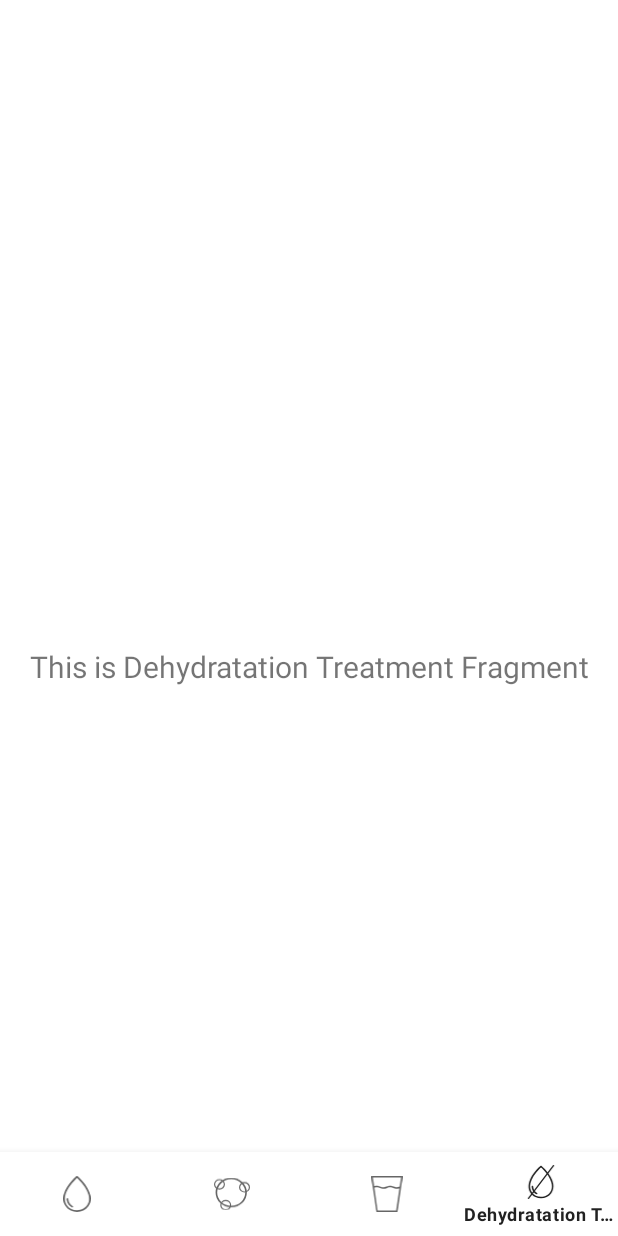
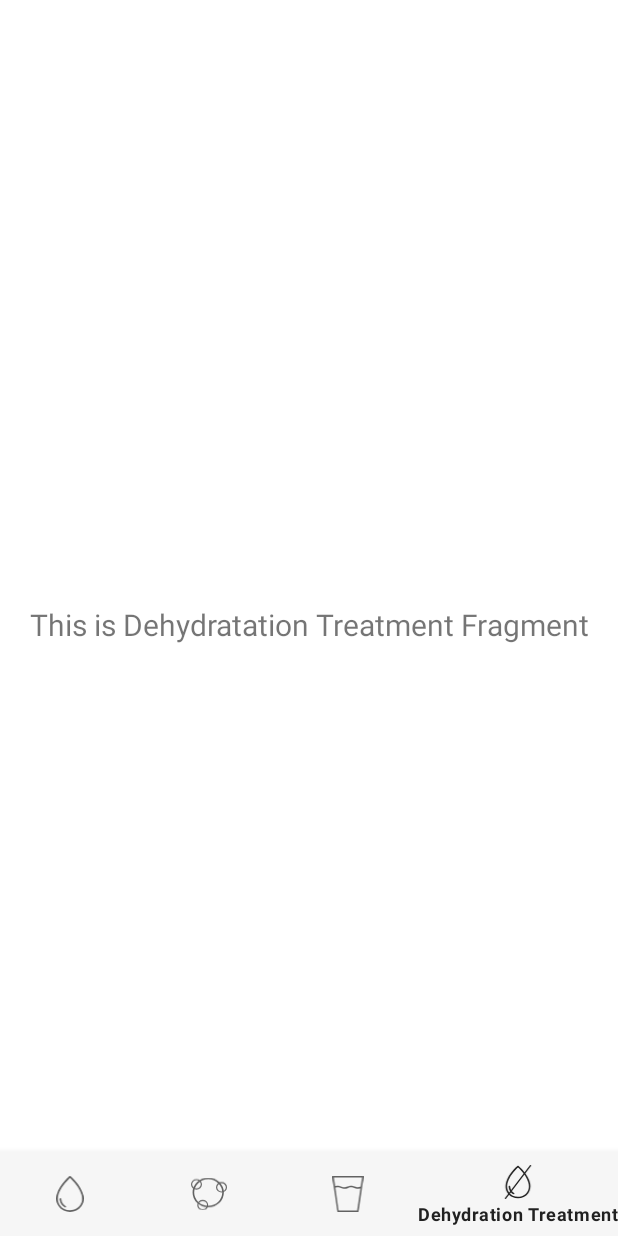
Before and after one commit to FentuS8/waterMate, an Android app: the DehydrationTreatmentFragment screen opened through its navigation route, on a phone screen of 412 x 824 dp. Run offline under Robolectric (Android 15) with nearby library versions, the phone set to English and light mode, and no system bars; our stand-ins replace navigation-ui.

Commit message:
тулбара больше нет

```diff
--- a/app/src/main/java/com/example/watermate/FunctionalActivity.kt
+++ b/app/src/main/java/com/example/watermate/FunctionalActivity.kt
@@ -2,6 +2,8 @@ package com.example.watermate
 
 import android.os.Bundle
 import android.view.View
+import android.view.Window
+import android.widget.TextView
 import com.google.android.material.bottomnavigation.BottomNavigationView
 import androidx.appcompat.app.AppCompatActivity
 import androidx.navigation.findNavController
@@ -10,6 +12,7 @@ import androidx.navigation.ui.setupActionBarWithNavController
 import androidx.navigation.ui.setupWithNavController
 import com.example.watermate.databinding.ActivityFunctionalBinding
 
+@Suppress("DEPRECATION")
 class FunctionalActivity : AppCompatActivity() {
 
     private lateinit var binding: ActivityFunctionalBinding
@@ -17,27 +20,29 @@ class FunctionalActivity : AppCompatActivity() {
     override fun onCreate(savedInstanceState: Bundle?) {
         super.onCreate(savedInstanceState)
 
-        binding = ActivityFunctionalBinding.inflate(layoutInflater)
-        setContentView(binding.root)
-
-        val navView: BottomNavigationView = binding.navView
-
-        val navController = findNavController(R.id.nav_host_fragment_activity_functional)
-        // Passing each menu ID as a set of Ids because each
-        // menu should be considered as top level destinations.
-        val appBarConfiguration = AppBarConfiguration(
-            setOf(
-                R.id.navigation_dehydratation, R.id.navigation_electrolites, R.id.navigation_water, R.id.navigation_dehydratation_treatment
-            )
-        )
-        setupActionBarWithNavController(navController, appBarConfiguration)
-        navView.setupWithNavController(navController)
-
-        supportActionBar?.setDisplayShowTitleEnabled(false)
+        window.requestFeature(Window.FEATURE_NO_TITLE)
 
         window.decorView.systemUiVisibility =
             View.SYSTEM_UI_FLAG_FULLSCREEN or
                     View.SYSTEM_UI_FLAG_LAYOUT_FULLSCREEN or
                     View.SYSTEM_UI_FLAG_LAYOUT_STABLE
+
+        supportActionBar?.hide()
+
+        binding = ActivityFunctionalBinding.inflate(layoutInflater)
+        setContentView(binding.root)
+        supportActionBar?.setDisplayShowTitleEnabled(false)
+
+        val navView: BottomNavigationView = binding.navView
+
+        val navController = findNavController(R.id.nav_host_fragment_activity_functional)
+        val appBarConfiguration = AppBarConfiguration(
+            setOf(
+                R.id.navigation_dehydration, R.id.navigation_electrolites,
+                R.id.navigation_water, R.id.navigation_dehydration_treatment
+            )
+        )
+        setupActionBarWithNavController(navController, appBarConfiguration)
+        navView.setupWithNavController(navController)
     }
 }
--- a/app/src/main/java/com/example/watermate/custom_utils/CustomArrayAdapter.kt
+++ b/app/src/main/java/com/example/watermate/custom_utils/CustomArrayAdapter.kt
@@ -47,7 +47,7 @@ class CustomArrayAdapter(context: Context, resource: Int, objects: Array<String>
 
         if (position == 0) {
             textView.setTypeface(null, Typeface.NORMAL)
-            textView.setPadding(30,0,0,0)
+            textView.setPadding(30,0,0,20)
         } else {
             textView.setTypeface(null, Typeface.NORMAL)
         }
--- a/app/src/main/java/com/example/watermate/ui/dehydratation/DehydratationFragment.kt
+++ /dev/null
@@ -1,42 +0,0 @@
-package com.example.watermate.ui.dehydratation
-
-import android.os.Bundle
-import android.view.LayoutInflater
-import android.view.View
-import android.view.ViewGroup
-import android.widget.TextView
-import androidx.fragment.app.Fragment
-import androidx.lifecycle.ViewModelProvider
-import com.example.watermate.databinding.FragmentDehydratationBinding
-
-class DehydratationFragment : Fragment() {
-
-    private var _binding: FragmentDehydratationBinding? = null
-
-    // This property is only valid between onCreateView and
-    // onDestroyView.
-    private val binding get() = _binding!!
-
-    override fun onCreateView(
-        inflater: LayoutInflater,
-        container: ViewGroup?,
-        savedInstanceState: Bundle?
-    ): View {
-        val dehydratationViewModel =
-            ViewModelProvider(this).get(DehydratationViewModel::class.java)
-
-        _binding = FragmentDehydratationBinding.inflate(inflater, container, false)
-        val root: View = binding.root
-
-        val textView: TextView = binding.textDehydratation
-        dehydratationViewModel.text.observe(viewLifecycleOwner) {
-            textView.text = it
-        }
-        return root
-    }
-
-    override fun onDestroyView() {
-        super.onDestroyView()
-        _binding = null
-    }
-}
--- /dev/null
+++ b/app/src/main/java/com/example/watermate/ui/dehydration/DehydrationFragment.kt
@@ -0,0 +1,36 @@
+package com.example.watermate.ui.dehydration
+
+import android.os.Bundle
+import android.view.LayoutInflater
+import android.view.View
+import android.view.ViewGroup
+import android.widget.TextView
+import androidx.fragment.app.Fragment
+import androidx.lifecycle.ViewModelProvider
+import com.example.watermate.databinding.FragmentDehydrationBinding
+
+class DehydrationFragment : Fragment() {
+
+    private var _binding: FragmentDehydrationBinding? = null
+    private val binding get() = _binding!!
+
+    override fun onCreateView(
+        inflater: LayoutInflater,
+        container: ViewGroup?,
+        savedInstanceState: Bundle?
+    ): View {
+        val dehydratationViewModel =
+            ViewModelProvider(this).get(DehydrationViewModel::class.java)
+
+        _binding = FragmentDehydrationBinding.inflate(inflater, container, false)
+        val root: View = binding.root
+
+
+        return root
+    }
+
+    override fun onDestroyView() {
+        super.onDestroyView()
+        _binding = null
+    }
+}
--- a/app/src/main/java/com/example/watermate/ui/dehydratation/DehydratationViewModel.kt
+++ b/app/src/main/java/com/example/watermate/ui/dehydration/DehydrationViewModel.kt
@@ -1,13 +1,13 @@
-package com.example.watermate.ui.dehydratation
+package com.example.watermate.ui.dehydration
 
 import androidx.lifecycle.LiveData
 import androidx.lifecycle.MutableLiveData
 import androidx.lifecycle.ViewModel
 
-class DehydratationViewModel : ViewModel() {
+class DehydrationViewModel : ViewModel() {
 
     private val _text = MutableLiveData<String>().apply {
-        value = "This is dehydratation Fragment"
+        value = "This is dehydration Fragment"
     }
     val text: LiveData<String> = _text
 }
--- a/app/src/main/java/com/example/watermate/ui/dehydratation_treatment/DehydratationTreatmentFragment.kt
+++ b/app/src/main/java/com/example/watermate/ui/dehydration_treatment/DehydrationTreatmentFragment.kt
@@ -1,4 +1,4 @@
-package com.example.watermate.ui.dehydratation_treatment
+package com.example.watermate.ui.dehydration_treatment
 
 import androidx.lifecycle.ViewModelProvider
 import android.os.Bundle
@@ -7,13 +7,11 @@ import android.view.LayoutInflater
 import android.view.View
 import android.view.ViewGroup
 import android.widget.TextView
-import com.example.watermate.R
-import com.example.watermate.databinding.FragmentDehydratationTreatmentBinding
-import com.example.watermate.ui.dehydratation_treatment.DehydratationTreatmentViewModel
+import com.example.watermate.databinding.FragmentDehydrationTreatmentBinding
 
-class DehydratationTreatmentFragment : Fragment() {
+class DehydrationTreatmentFragment : Fragment() {
 
-    private var _binding: FragmentDehydratationTreatmentBinding? = null
+    private var _binding: FragmentDehydrationTreatmentBinding? = null
 
     // This property is only valid between onCreateView and
     // onDestroyView.
@@ -25,12 +23,12 @@ class DehydratationTreatmentFragment : Fragment() {
         savedInstanceState: Bundle?
     ): View {
         val dehydratationTreatmentViewModel =
-            ViewModelProvider(this).get(DehydratationTreatmentViewModel::class.java)
+            ViewModelProvider(this).get(DehydrationTreatmentViewModel::class.java)
 
-        _binding = FragmentDehydratationTreatmentBinding.inflate(inflater, container, false)
+        _binding = FragmentDehydrationTreatmentBinding.inflate(inflater, container, false)
         val root: View = binding.root
 
-        val textView: TextView = binding.textDehydratationTreatment
+        val textView: TextView = binding.textDehydrationTreatment
         dehydratationTreatmentViewModel.text.observe(viewLifecycleOwner) {
             textView.text = it
         }
--- a/app/src/main/java/com/example/watermate/ui/dehydratation_treatment/DehydratationTreatmentViewModel.kt
+++ b/app/src/main/java/com/example/watermate/ui/dehydration_treatment/DehydrationTreatmentViewModel.kt
@@ -1,10 +1,10 @@
-package com.example.watermate.ui.dehydratation_treatment
+package com.example.watermate.ui.dehydration_treatment
 
 import androidx.lifecycle.LiveData
 import androidx.lifecycle.MutableLiveData
 import androidx.lifecycle.ViewModel
 
-class DehydratationTreatmentViewModel : ViewModel() {
+class DehydrationTreatmentViewModel : ViewModel() {
     private val _text = MutableLiveData<String>().apply {
         value = "This is Dehydratation Treatment Fragment"
     }
--- a/app/src/main/res/layout/activity_functional.xml
+++ b/app/src/main/res/layout/activity_functional.xml
@@ -1,10 +1,12 @@
 <?xml version="1.0" encoding="utf-8"?>
-<androidx.constraintlayout.widget.ConstraintLayout xmlns:android="http://schemas.android.com/apk/res/android"
+<androidx.constraintlayout.widget.ConstraintLayout
+    xmlns:android="http://schemas.android.com/apk/res/android"
     xmlns:app="http://schemas.android.com/apk/res-auto"
     android:id="@+id/container"
     android:layout_width="match_parent"
     android:layout_height="match_parent"
-    android:paddingTop="?attr/actionBarSize">
+    android:paddingTop="0dp"
+    android:clipToPadding="false">
 
     <com.google.android.material.bottomnavigation.BottomNavigationView
         android:id="@+id/nav_view"
@@ -12,7 +14,8 @@
         android:layout_height="wrap_content"
         android:layout_marginStart="0dp"
         android:layout_marginEnd="0dp"
-        android:background="?android:attr/windowBackground"
+        android:outlineProvider="bounds"
+        style="@style/appBottomNavigationView"
         app:layout_constraintBottom_toBottomOf="parent"
         app:layout_constraintLeft_toLeftOf="parent"
         app:layout_constraintRight_toRightOf="parent"
@@ -24,12 +27,12 @@
         android:layout_width="match_parent"
         android:layout_height="match_parent"
         app:defaultNavHost="true"
-        app:layout_constraintBottom_toTopOf="@id/nav_view"
+        app:layout_constraintBottom_toTopOf="@+id/nav_view"
         app:layout_constraintHorizontal_bias="0.0"
         app:layout_constraintLeft_toLeftOf="parent"
         app:layout_constraintRight_toRightOf="parent"
         app:layout_constraintTop_toTopOf="parent"
-        app:layout_constraintVertical_bias="1.0"
+        app:layout_constraintVertical_bias="0.0"
         app:navGraph="@navigation/mobile_navigation" />
 
 </androidx.constraintlayout.widget.ConstraintLayout>
--- a/app/src/main/res/layout/fragment_dehydratation_treatment.xml
+++ /dev/null
@@ -1,23 +0,0 @@
-<?xml version="1.0" encoding="utf-8"?>
-<androidx.constraintlayout.widget.ConstraintLayout
-    xmlns:android="http://schemas.android.com/apk/res/android"
-    xmlns:app="http://schemas.android.com/apk/res-auto"
-    xmlns:tools="http://schemas.android.com/tools"
-    android:layout_width="match_parent"
-    android:layout_height="match_parent"
-    tools:context=".ui.dehydratation_treatment.DehydratationTreatmentFragment">
-
-    <TextView
-        android:id="@+id/text_dehydratationTreatment"
-        android:layout_width="match_parent"
-        android:layout_height="wrap_content"
-        android:layout_marginStart="8dp"
-        android:layout_marginTop="8dp"
-        android:layout_marginEnd="8dp"
-        android:textAlignment="center"
-        android:textSize="20sp"
-        app:layout_constraintBottom_toBottomOf="parent"
-        app:layout_constraintEnd_toEndOf="parent"
-        app:layout_constraintStart_toStartOf="parent"
-        app:layout_constraintTop_toTopOf="parent" />
-</androidx.constraintlayout.widget.ConstraintLayout>
--- a/app/src/main/res/layout/fragment_dehydratation.xml
+++ b/app/src/main/res/layout/fragment_dehydration_treatment.xml
@@ -1,13 +1,14 @@
 <?xml version="1.0" encoding="utf-8"?>
-<androidx.constraintlayout.widget.ConstraintLayout xmlns:android="http://schemas.android.com/apk/res/android"
+<androidx.constraintlayout.widget.ConstraintLayout
+    xmlns:android="http://schemas.android.com/apk/res/android"
     xmlns:app="http://schemas.android.com/apk/res-auto"
     xmlns:tools="http://schemas.android.com/tools"
     android:layout_width="match_parent"
     android:layout_height="match_parent"
-    tools:context=".ui.dehydratation.DehydratationFragment">
+    tools:context=".ui.dehydration_treatment.DehydrationTreatmentFragment">
 
     <TextView
-        android:id="@+id/text_dehydratation"
+        android:id="@+id/text_dehydrationTreatment"
         android:layout_width="match_parent"
         android:layout_height="wrap_content"
         android:layout_marginStart="8dp"
--- a/app/src/main/res/menu/bottom_nav_menu.xml
+++ b/app/src/main/res/menu/bottom_nav_menu.xml
@@ -1,24 +1,23 @@
 <?xml version="1.0" encoding="utf-8"?>
 <menu xmlns:android="http://schemas.android.com/apk/res/android">
-
     <item
-        android:id="@+id/navigation_dehydratation"
+        android:id="@+id/navigation_dehydration"
         android:icon="@drawable/ic_dehydratation"
-        android:title="@string/title_dehydratation" />
+        android:title="@string/title_dehydration"/>
 
     <item
         android:id="@+id/navigation_electrolites"
         android:icon="@drawable/ic_electrolites"
-        android:title="@string/title_electrolites" />
+        android:title="@string/title_electrolites"/>
 
     <item
         android:id="@+id/navigation_water"
         android:icon="@drawable/ic_water"
-        android:title="@string/title_water" />
+        android:title="@string/title_water"/>
 
     <item
-        android:id="@+id/navigation_dehydratation_treatment"
+        android:id="@+id/navigation_dehydration_treatment"
         android:icon="@drawable/ic_dehydration_treatment"
-        android:title="@string/title_dehydratationTreatment"/>
+        android:title="@string/title_dehydrationTreatment"/>
 
 </menu>
--- a/app/src/main/res/navigation/mobile_navigation.xml
+++ b/app/src/main/res/navigation/mobile_navigation.xml
@@ -3,13 +3,13 @@
     xmlns:app="http://schemas.android.com/apk/res-auto"
     xmlns:tools="http://schemas.android.com/tools"
     android:id="@+id/mobile_navigation"
-    app:startDestination="@+id/navigation_dehydratation">
+    app:startDestination="@+id/navigation_dehydration">
 
     <fragment
-        android:id="@+id/navigation_dehydratation"
-        android:name="com.example.watermate.ui.dehydratation.DehydratationFragment"
-        android:label="@string/title_dehydratation"
-        tools:layout="@layout/fragment_dehydratation" />
+        android:id="@+id/navigation_dehydration"
+        android:name="com.example.watermate.ui.dehydration.DehydrationFragment"
+        android:label="@string/title_dehydration"
+        tools:layout="@layout/fragment_dehydration" />
 
     <fragment
         android:id="@+id/navigation_electrolites"
@@ -24,8 +24,8 @@
         tools:layout="@layout/fragment_water" />
 
     <fragment
-        android:id="@+id/navigation_dehydratation_treatment"
-        android:name="com.example.watermate.ui.dehydratation_treatment.DehydratationTreatmentFragment"
-        android:label="@string/title_dehydratationTreatment"
-        tools:layout="@layout/fragment_dehydratation_treatment"/>
+        android:id="@+id/navigation_dehydration_treatment"
+        android:name="com.example.watermate.ui.dehydration_treatment.DehydrationTreatmentFragment"
+        android:label="@string/title_dehydrationTreatment"
+        tools:layout="@layout/fragment_dehydration_treatment"/>
 </navigation>
--- a/app/src/main/res/values/colors.xml
+++ b/app/src/main/res/values/colors.xml
@@ -4,4 +4,5 @@
     <color name="bg">#F6F6F6</color>
     <color name="button_card">#FCFCFC</color>
     <color name="color_accent">#16C0A3</color>
+    <color name="icon_text">#797979</color>
 </resources>
--- a/app/src/main/res/values/strings.xml
+++ b/app/src/main/res/values/strings.xml
@@ -4,6 +4,7 @@
     <string name="welcome">Welcome!</string>
     <string name="handshake">Handshake</string>
     <string name="start">Let\'s start!</string>
+    <string name="calculate">Calculate</string>
     <string name="labelDehydrationTreatment">Dehydration Treatment</string>
     <string name="appearance">Appearance</string>
     <string name="eyes">Eyes</string>
@@ -19,8 +20,8 @@
     </string-array>
 
     <string name="title_activity_functional">FunctionalActivity</string>
-    <string name="title_dehydratation">Dehydratation</string>
+    <string name="title_dehydration">Dehydration</string>
     <string name="title_electrolites">Electrolites</string>
     <string name="title_water">Water</string>
-    <string name="title_dehydratationTreatment">Dehydratation Treatment</string>
+    <string name="title_dehydrationTreatment">Dehydration Treatment</string>
 </resources>
--- a/app/src/main/res/values/styles.xml
+++ b/app/src/main/res/values/styles.xml
@@ -3,4 +3,11 @@
     <style name="buttonTextStyle" parent="android:TextAppearance">
         <item name="android:textAllCaps">false</item>
     </style>
+    <style name="appBottomNavigationView" parent="Widget.Design.BottomNavigationView">
+        <item name="android:background">@color/bg</item>
+        <item name="android:itemBackground">@color/bg</item>
+        <item name="android:textColor">@color/icon_text</item>
+        <item name="android:fontFamily">@font/samsungsharpsansbold</item>
+        <item name="android:height">20dp</item>
+    </style>
 </resources>
```
Also changed, not shown: app/src/main/java/com/example/watermate/DehydrationActivity.kt (deleted, +0 -33 lines), app/src/main/res/layout/activity_welcome_screen.xml (+5 -3 lines), app/src/main/res/layout/fragment_dehydration.xml (renamed from app/src/main/res/layout/activity_dehydration.xml, +46 -22 lines).
